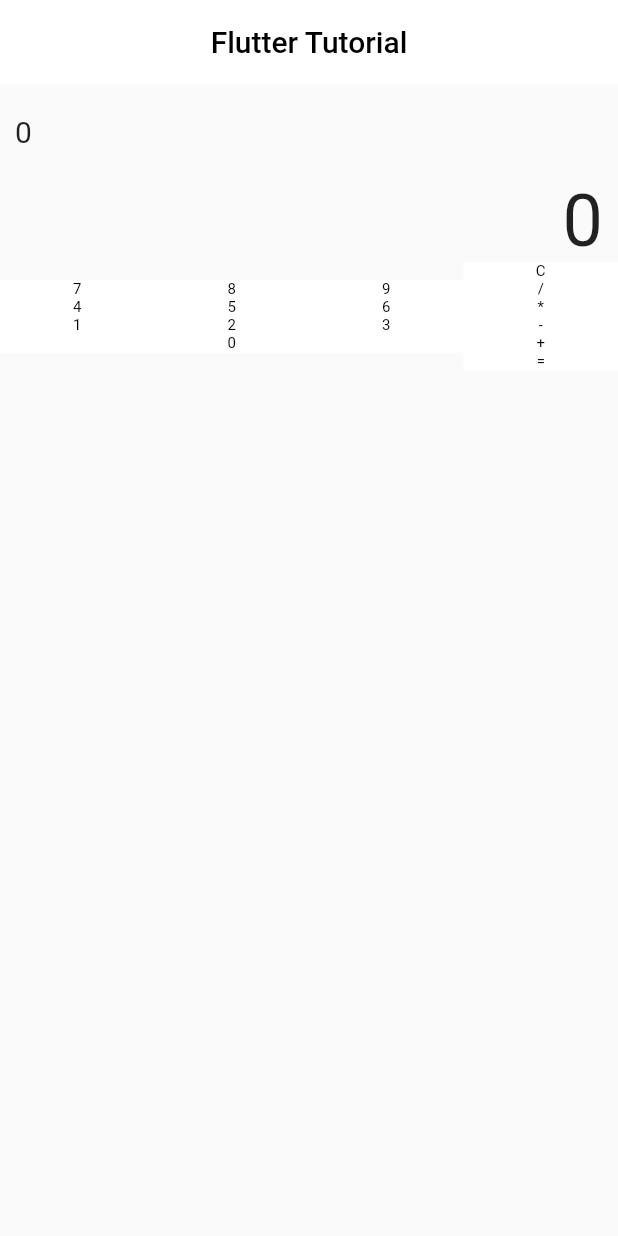
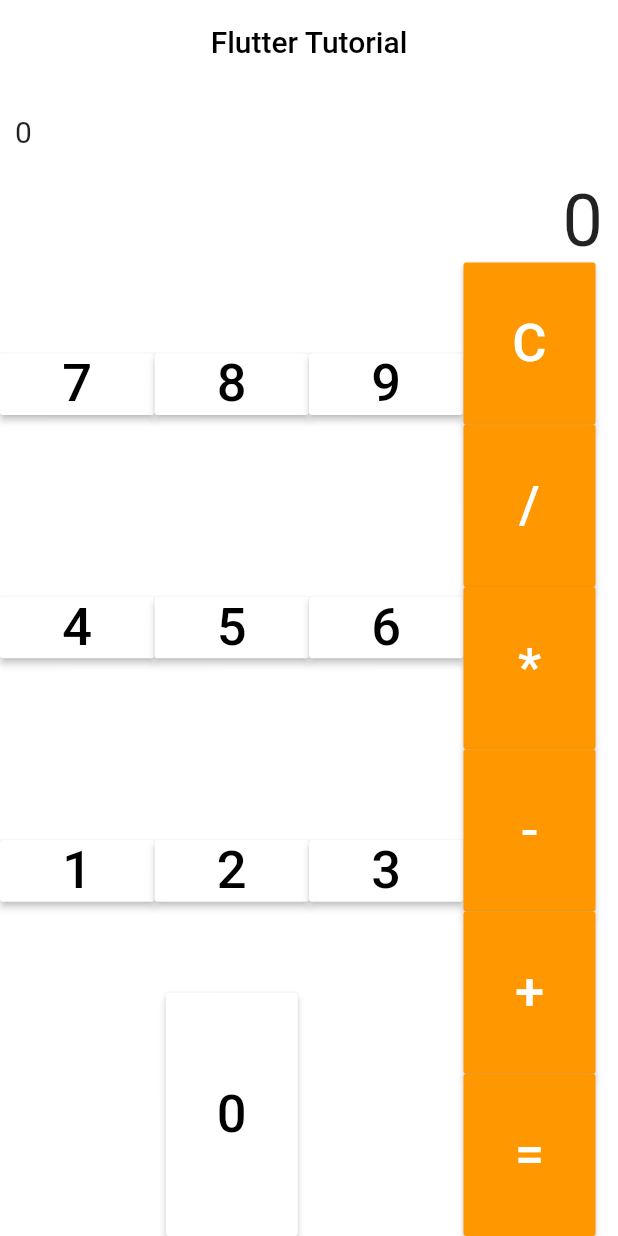
Before and after one commit to mincheol-shin/flutter_tutorial, a Flutter app: the screen it shows after launch, on a phone screen of 412 x 824 dp. Run offline on Flutter 3.47's test engine with Material 2 defaults, Android fonts, the phone set to English and light mode, and no system bars.

Commit message:
Update main.dart
button을 누르는 ui까지 구현을 했는데 화면을 비율에 맞게 달아도 여백이 계속 남아서 이 부분을 어떻게 해결해야하는지 모르겠습니다..ㅜㅜ

```diff
--- a/second_week_pratice/lib/main.dart
+++ b/second_week_pratice/lib/main.dart
@@ -1,107 +1,141 @@
 import 'package:flutter/material.dart';
 
-void main()=> runApp(Calculator());
+void main() => runApp(MyApp());
 
-class Calculator extends StatelessWidget {
+class MyApp extends StatelessWidget {
   @override
   Widget build(BuildContext context) {
     return MaterialApp(
-      title: 'Calculator',
-      home: CalculatorView(),
+      home: Calculator(),
     );
   }
 }
 
-class CalculatorView extends StatefulWidget {
+class Calculator extends StatefulWidget {
   @override
-  _CalculatorViewState createState() => _CalculatorViewState();
+  _CalculatorState createState() => _CalculatorState();
 }
 
-class _CalculatorViewState extends State<CalculatorView> {
+class _CalculatorState extends State<Calculator> {
+
+   FlatButton(String button_txt, Color button_color, Color txt_color) {
+    return Expanded(
+      child: RaisedButton(
+        onPressed: () {},
+        child: Text(
+          '$button_txt',
+          style: TextStyle(
+            fontSize: 35,
+            color: txt_color,
+          ),
+        ),
+        color: button_color,
+      ),
+    );
+  }
+
   @override
-
   Widget build(BuildContext context) {
+    //Calculator
     return Scaffold(
-      appBar: AppBar(backgroundColor: Colors.white, elevation: 0.0,
-        title: Center(child: Text('Flutter Tutorial', style: TextStyle(color: Colors.black),)),),
-
+      backgroundColor: Colors.white,
+      appBar: AppBar(
+        elevation: 0.0,
+        centerTitle: true,
+        backgroundColor: Colors.white,
+        title: Center(
+            child: Text(
+          'Flutter Tutorial',
+          style: TextStyle(color: Colors.black),
+        )),
+      ),
       body: Container(
+        margin:EdgeInsets.all(0.0),
         child: Column(
           children: <Widget>[
             //계산 과정 보여주는 텍스트
             Container(
               alignment: Alignment.centerLeft,
               padding: EdgeInsets.fromLTRB(10, 20, 10, 0),
-              child: Text("0", style: TextStyle(fontSize: 20.0),),
+              child: Text(
+                "0",
+                style: TextStyle(fontSize: 20.0),
               ),
-
+            ),
             //입력 + 답 보여주는 텍스트
             Container(
               alignment: Alignment.centerRight,
               padding: EdgeInsets.fromLTRB(10, 20, 10, 0),
-              child: Text("0", style: TextStyle(fontSize: 48.0),),
+              child: Text(
+                "0",
+                style: TextStyle(fontSize: 48.0),
+              ),
             ),
 
-            Row(
+            Expanded(
+              child: Row(
                 children: <Widget>[
+                  //숫자 연산 ui
                   Flexible(
                     flex: 3,
                     child: Column(
+                      mainAxisAlignment: MainAxisAlignment.center,
                       children: <Widget>[
-
-                  Flexible(
-                    flex: 1,
-                    child:  Row(
+                        Expanded(
+                          child: Row(
+                            mainAxisAlignment: MainAxisAlignment.center,
                             children: <Widget>[
-                      Flexible(flex: 1, child: CustomButton('7'),),
-                      Flexible(flex: 1, child: CustomButton('8'),),
-                      Flexible(flex: 1, child: CustomButton('9'),),
-                    ],
-                  ),
-                  ),
-                  Flexible(
-                    flex: 1,
-                    child:  Row(
-                      children: <Widget>[
-                        Flexible(flex: 1, child: CustomButton('4'),),
-                        Flexible(flex: 1, child: CustomButton('5'),),
-                        Flexible(flex: 1, child: CustomButton('6'),),
+                              FlatButton('7', Colors.white, Colors.black),
+                              FlatButton('8', Colors.white, Colors.black),
+                              FlatButton('9', Colors.white, Colors.black),
                             ],
                           ),
                         ),
 
-                  Flexible(
-                    flex: 1,
-                    child:  Row(
+                        Expanded(
+                          child: Row(
+                            mainAxisAlignment: MainAxisAlignment.center,
                             children: <Widget>[
-                        Flexible(flex: 1, child: CustomButton('1'),),
-                        Flexible(flex: 1, child: CustomButton('2'),),
-                        Flexible(flex: 1, child: CustomButton('3'),),
+                              FlatButton('4', Colors.white, Colors.black),
+                              FlatButton('5', Colors.white, Colors.black),
+                              FlatButton('6', Colors.white, Colors.black),
                             ],
                           ),
                         ),
 
-                  Flexible(flex: 1, child: CustomButton('0'),),
+                        Expanded(
+                          child: Row(
+                            mainAxisAlignment: MainAxisAlignment.center,
+                            children: <Widget>[
+                              FlatButton('1', Colors.white, Colors.black),
+                              FlatButton('2', Colors.white, Colors.black),
+                              FlatButton('3', Colors.white, Colors.black),
+                            ],
+                          ),
+                        ),
+                        Expanded(
+                          child: FlatButton('0', Colors.white, Colors.black),
+                        ),
                       ],
                     ),
                   ),
 
-
+                  //사칙연산 ui
                   Flexible(
                     flex: 1,
                     child: Column(
+                        mainAxisAlignment: MainAxisAlignment.center,
                         children: <Widget>[
-                    Flexible(flex: 1, child: MathButton('C'),),
-                    Flexible(flex: 1, child: MathButton('/'),),
-                    Flexible(flex: 1, child: MathButton('*'),),
-                    Flexible(flex: 1, child: MathButton('-'),),
-                    Flexible(flex: 1, child: MathButton('+'),),
-                    Flexible(flex: 1, child: MathButton('='),),
-
+                          FlatButton('C', Colors.orange, Colors.white),
+                          FlatButton('/', Colors.orange, Colors.white),
+                          FlatButton('*', Colors.orange, Colors.white),
+                          FlatButton('-', Colors.orange, Colors.white),
+                          FlatButton('+', Colors.orange, Colors.white),
+                          FlatButton('=', Colors.orange, Colors.white),
+                    ]),
+                  ),
                 ],
               ),
-              ),
-            ],
             ),
           ],
         ),
@@ -109,42 +143,3 @@ class _CalculatorViewState extends State<CalculatorView> {
     );
   }
 }
-
-
-class CustomButton extends StatelessWidget {
-  String text;
-
-  CustomButton(this.text);
-
-  @override
-  Widget build(BuildContext context) {
-    return  Container(
-      color: Colors.white,
-      child:  Center(
-        child: Text(
-          text,
-          style:  TextStyle(color: Colors.black, fontSize: 10.0),
-        ),
-      ),
-    );
-  }
-}
-
-class MathButton extends StatelessWidget {
-  String text;
-
-  MathButton(this.text);
-
-  @override
-  Widget build(BuildContext context) {
-    return  Container(
-      color: Colors.white,
-      child:  Center(
-        child: Text(
-          text,
-          style:  TextStyle(color: Colors.black, fontSize: 10.0),
-        ),
-      ),
-    );
-  }
-}
```
Lines whose indentation alone changed are shown as unchanged.
